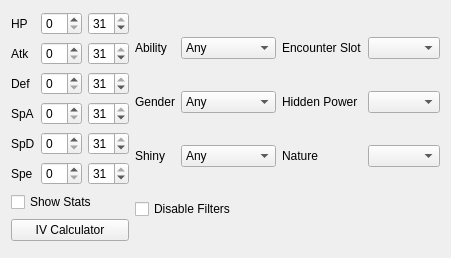
The window that Source/Form/Controls/Filter.ui (Admiral-Fish/PokeFinder) describes before a commit, drawn with Qt 5.
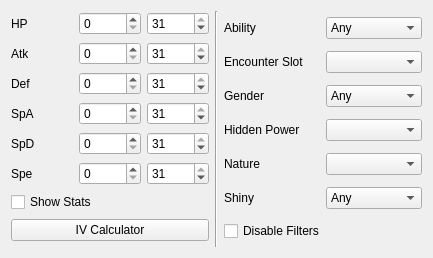
The same window after the commit. Custom widgets are drawn as their Qt base class.

```diff
--- a/Source/Form/Controls/Filter.ui
+++ b/Source/Form/Controls/Filter.ui
@@ -12,7 +12,7 @@
   </property>
   <layout class="QHBoxLayout" name="horizontalLayout">
    <item>
-    <layout class="QGridLayout" name="gridLayout">
+    <layout class="QGridLayout" name="gridLayout_2">
      <item row="0" column="0">
       <widget class="QLabel" name="labelHP">
        <property name="text">
@@ -174,7 +174,14 @@
     </layout>
    </item>
    <item>
-    <layout class="QGridLayout" name="gridLayout_2">
+    <widget class="Line" name="line">
+     <property name="orientation">
+      <enum>Qt::Orientation::Vertical</enum>
+     </property>
+    </widget>
+   </item>
+   <item>
+    <layout class="QGridLayout" name="gridLayout">
      <item row="0" column="0">
       <widget class="QLabel" name="labelAbility">
        <property name="text">
@@ -202,13 +209,23 @@
       </widget>
      </item>
      <item row="1" column="0">
+      <widget class="QLabel" name="labelEncounterSlot">
+       <property name="text">
+        <string>Encounter Slot</string>
+       </property>
+      </widget>
+     </item>
+     <item row="1" column="1">
+      <widget class="CheckList" name="checkListEncounterSlot"/>
+     </item>
+     <item row="2" column="0">
       <widget class="QLabel" name="labelGender">
        <property name="text">
         <string>Gender</string>
        </property>
       </widget>
      </item>
-     <item row="1" column="1">
+     <item row="2" column="1">
       <widget class="ComboBox" name="comboBoxGender">
        <item>
         <property name="text">
@@ -227,68 +244,58 @@
        </item>
       </widget>
      </item>
-     <item row="2" column="0">
-      <widget class="QLabel" name="labelShiny">
-       <property name="text">
-        <string>Shiny</string>
-       </property>
-      </widget>
-     </item>
-     <item row="2" column="1">
-      <widget class="ComboBox" name="comboBoxShiny">
-       <item>
-        <property name="text">
-         <string>Any</string>
-        </property>
-       </item>
-       <item>
-        <property name="text">
-         <string>Star</string>
-        </property>
-       </item>
-       <item>
-        <property name="text">
-         <string>Square</string>
-        </property>
-       </item>
-       <item>
-        <property name="text">
-         <string>Star/Square</string>
-        </property>
-       </item>
-      </widget>
-     </item>
-     <item row="0" column="2">
-      <widget class="QLabel" name="labelEncounterSlot">
-       <property name="text">
-        <string>Encounter Slot</string>
-       </property>
-      </widget>
-     </item>
-     <item row="0" column="3">
-      <widget class="CheckList" name="checkListEncounterSlot"/>
-     </item>
-     <item row="1" column="2">
+     <item row="3" column="0">
       <widget class="QLabel" name="labelHiddenPower">
        <property name="text">
         <string>Hidden Power</string>
        </property>
       </widget>
      </item>
-     <item row="1" column="3">
+     <item row="3" column="1">
       <widget class="CheckList" name="checkListHiddenPower"/>
      </item>
-     <item row="2" column="2">
+     <item row="4" column="0">
       <widget class="QLabel" name="labelNature">
        <property name="text">
         <string>Nature</string>
        </property>
       </widget>
      </item>
-     <item row="2" column="3">
+     <item row="4" column="1">
       <widget class="CheckList" name="checkListNature"/>
      </item>
-     <item row="3" column="0" colspan="4">
+     <item row="5" column="0">
+      <widget class="QLabel" name="labelShiny">
+       <property name="text">
+        <string>Shiny</string>
+       </property>
+      </widget>
+     </item>
+     <item row="5" column="1">
+      <widget class="ComboBox" name="comboBoxShiny">
+       <item>
+        <property name="text">
+         <string>Any</string>
+        </property>
+       </item>
+       <item>
+        <property name="text">
+         <string>Star</string>
+        </property>
+       </item>
+       <item>
+        <property name="text">
+         <string>Square</string>
+        </property>
+       </item>
+       <item>
+        <property name="text">
+         <string>Star/Square</string>
+        </property>
+       </item>
+      </widget>
+     </item>
+     <item row="6" column="0" colspan="2">
       <widget class="QCheckBox" name="checkBoxDisableFilters">
        <property name="text">
         <string>Disable Filters</string>
```
